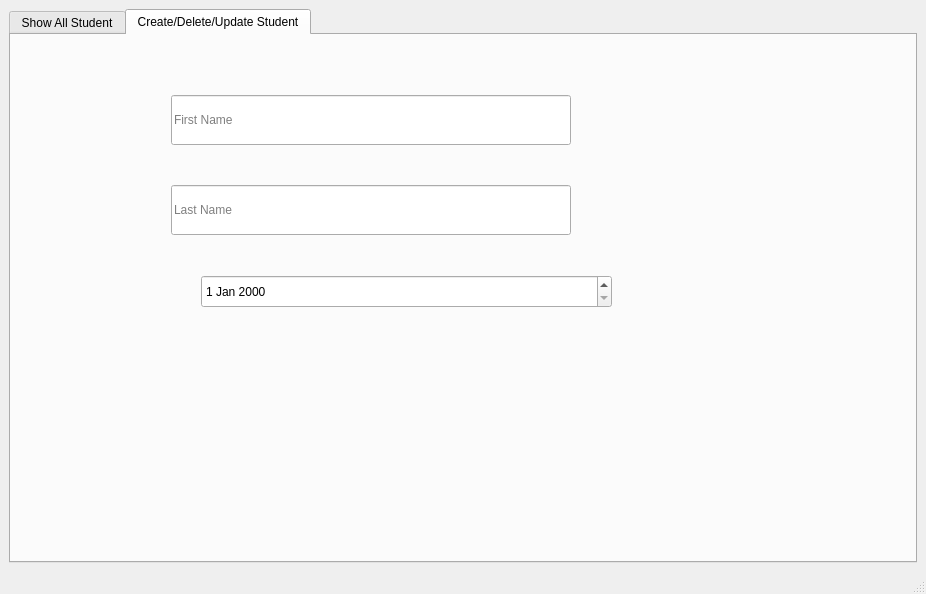
First picture: the form in main.ui, repository ishoiyam/python_project, before the edit.
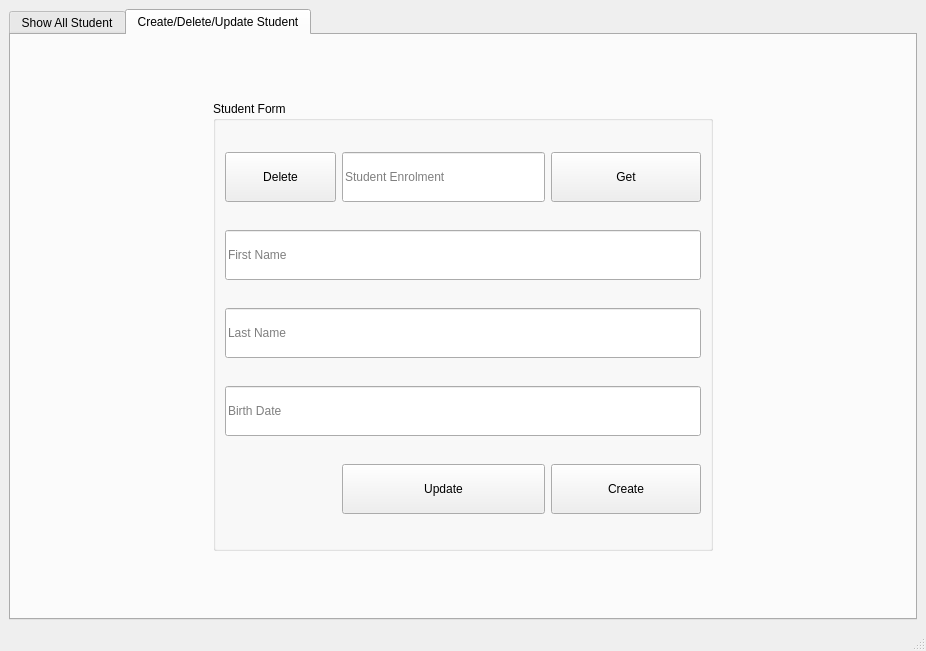
Second picture: the form after the edit. The open tabs and pages were chosen to show the change.

The edit to the form file:
```diff
--- a/main.ui
+++ b/main.ui
@@ -7,7 +7,7 @@
     <x>0</x>
     <y>0</y>
     <width>926</width>
-    <height>594</height>
+    <height>651</height>
    </rect>
   </property>
   <property name="windowTitle">
@@ -64,42 +64,127 @@
        <attribute name="title">
         <string>Create/Delete/Update Student</string>
        </attribute>
-       <widget class="QLineEdit" name="lineEdit">
-        <property name="geometry">
-         <rect>
-          <x>160</x>
-          <y>60</y>
-          <width>400</width>
-          <height>50</height>
-         </rect>
-        </property>
-        <property name="placeholderText">
-         <string>First Name</string>
-        </property>
-       </widget>
-       <widget class="QLineEdit" name="lineEdit_2">
-        <property name="geometry">
-         <rect>
-          <x>160</x>
-          <y>150</y>
-          <width>400</width>
-          <height>50</height>
-         </rect>
-        </property>
-        <property name="placeholderText">
-         <string>Last Name</string>
-        </property>
-       </widget>
-       <widget class="QDateEdit" name="dateEdit">
-        <property name="geometry">
-         <rect>
-          <x>190</x>
-          <y>240</y>
-          <width>411</width>
-          <height>33</height>
-         </rect>
-        </property>
-       </widget>
+       <layout class="QGridLayout" name="gridLayout_3">
+        <item row="0" column="0">
+         <widget class="QGroupBox" name="groupBox">
+          <property name="maximumSize">
+           <size>
+            <width>500</width>
+            <height>450</height>
+           </size>
+          </property>
+          <property name="title">
+           <string>Student Form</string>
+          </property>
+          <layout class="QGridLayout" name="gridLayout_4">
+           <item row="0" column="0">
+            <widget class="QPushButton" name="pushButton_3">
+             <property name="minimumSize">
+              <size>
+               <width>111</width>
+               <height>50</height>
+              </size>
+             </property>
+             <property name="text">
+              <string>Delete</string>
+             </property>
+            </widget>
+           </item>
+           <item row="0" column="1">
+            <widget class="QLineEdit" name="lineEdit_4">
+             <property name="minimumSize">
+              <size>
+               <width>0</width>
+               <height>50</height>
+              </size>
+             </property>
+             <property name="placeholderText">
+              <string>Student Enrolment</string>
+             </property>
+            </widget>
+           </item>
+           <item row="0" column="2">
+            <widget class="QPushButton" name="pushButton_4">
+             <property name="minimumSize">
+              <size>
+               <width>111</width>
+               <height>50</height>
+              </size>
+             </property>
+             <property name="text">
+              <string>Get</string>
+             </property>
+            </widget>
+           </item>
+           <item row="1" column="0" colspan="3">
+            <widget class="QLineEdit" name="lineEdit_first_name">
+             <property name="minimumSize">
+              <size>
+               <width>0</width>
+               <height>50</height>
+              </size>
+             </property>
+             <property name="placeholderText">
+              <string>First Name</string>
+             </property>
+            </widget>
+           </item>
+           <item row="2" column="0" colspan="3">
+            <widget class="QLineEdit" name="lineEdit_2">
+             <property name="minimumSize">
+              <size>
+               <width>0</width>
+               <height>50</height>
+              </size>
+             </property>
+             <property name="placeholderText">
+              <string>Last Name</string>
+             </property>
+            </widget>
+           </item>
+           <item row="3" column="0" colspan="3">
+            <widget class="QLineEdit" name="lineEdit_3">
+             <property name="minimumSize">
+              <size>
+               <width>0</width>
+               <height>50</height>
+              </size>
+             </property>
+             <property name="placeholderText">
+              <string>Birth Date</string>
+             </property>
+            </widget>
+           </item>
+           <item row="4" column="1">
+            <widget class="QPushButton" name="pushButton_2">
+             <property name="minimumSize">
+              <size>
+               <width>150</width>
+               <height>50</height>
+              </size>
+             </property>
+             <property name="text">
+              <string>Update</string>
+             </property>
+            </widget>
+           </item>
+           <item row="4" column="2">
+            <widget class="QPushButton" name="pushButton">
+             <property name="minimumSize">
+              <size>
+               <width>150</width>
+               <height>50</height>
+              </size>
+             </property>
+             <property name="text">
+              <string>Create</string>
+             </property>
+            </widget>
+           </item>
+          </layout>
+         </widget>
+        </item>
+       </layout>
       </widget>
      </widget>
     </item>
```
Left out of the diff: 4 changed lines with no effect on the pictures.
